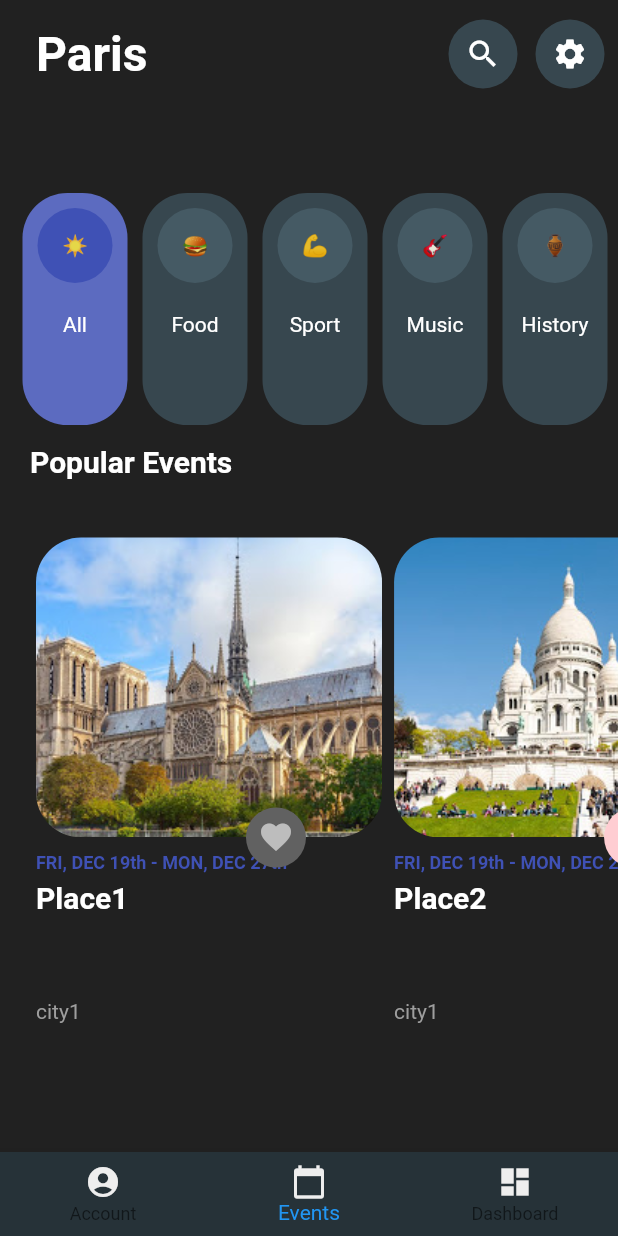
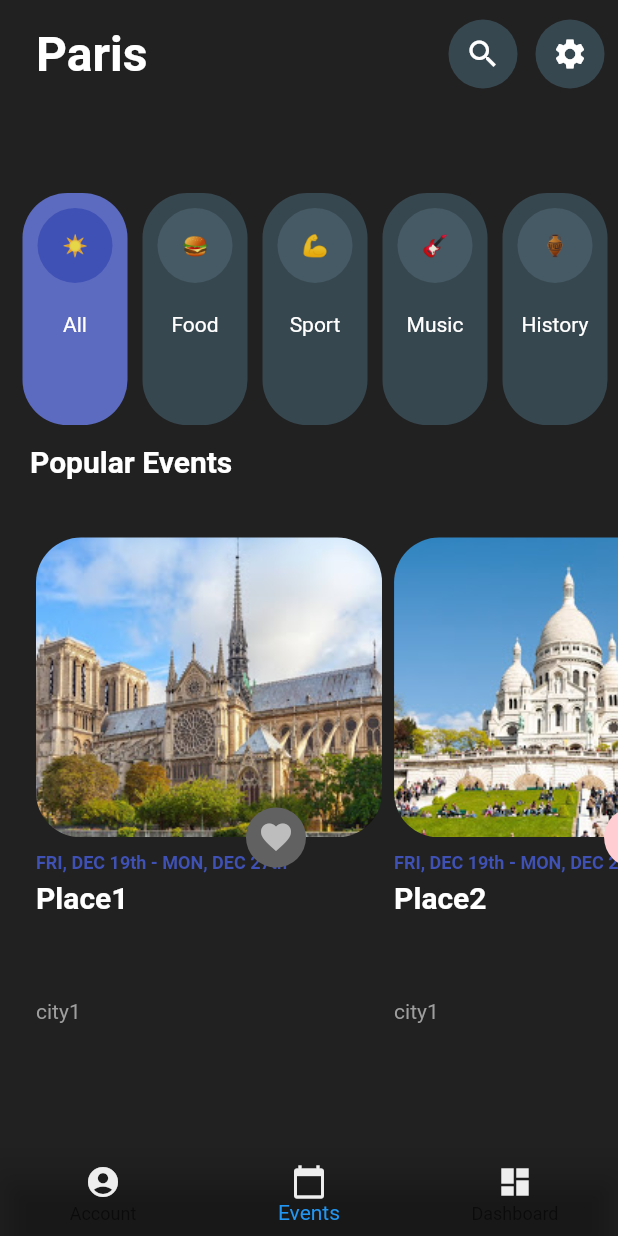
Before and after one commit to akshaybengani/Flutter-Travel-Template1, a Flutter app: the screen it shows after launch, on a phone screen of 412 x 824 dp. Run offline on Flutter 3.47's test engine with Material 2 defaults, Android fonts, the light colour scheme and no system bars.

Commit message:
Backing Up

```diff
--- a/lib/layouts/placeItemLayout.dart
+++ b/lib/layouts/placeItemLayout.dart
@@ -25,7 +25,7 @@ class _PlaceItemLayoutState extends State<PlaceItemLayout> {
     return Card(
       elevation: 0,
       color: Colors.grey[900],
-      child: Container(
+      child: Container (
         width: widget.size.width * 0.56,
         decoration: BoxDecoration(
           borderRadius: BorderRadius.circular(30),
--- a/lib/screens/homepagescreen.dart
+++ b/lib/screens/homepagescreen.dart
@@ -23,7 +23,7 @@ class HomePageScreen extends StatelessWidget {
     return Scaffold(
       backgroundColor: Colors.grey[900],
       bottomNavigationBar: BottomNavigationBar(
-        backgroundColor: Colors.blueGrey[900],
+        backgroundColor: Color(0xFFF),
         type: BottomNavigationBarType.fixed,
         currentIndex: 1,
         items: [
```
Also changed, not shown: resources/flutter.png (added), resources/target.png (added).
